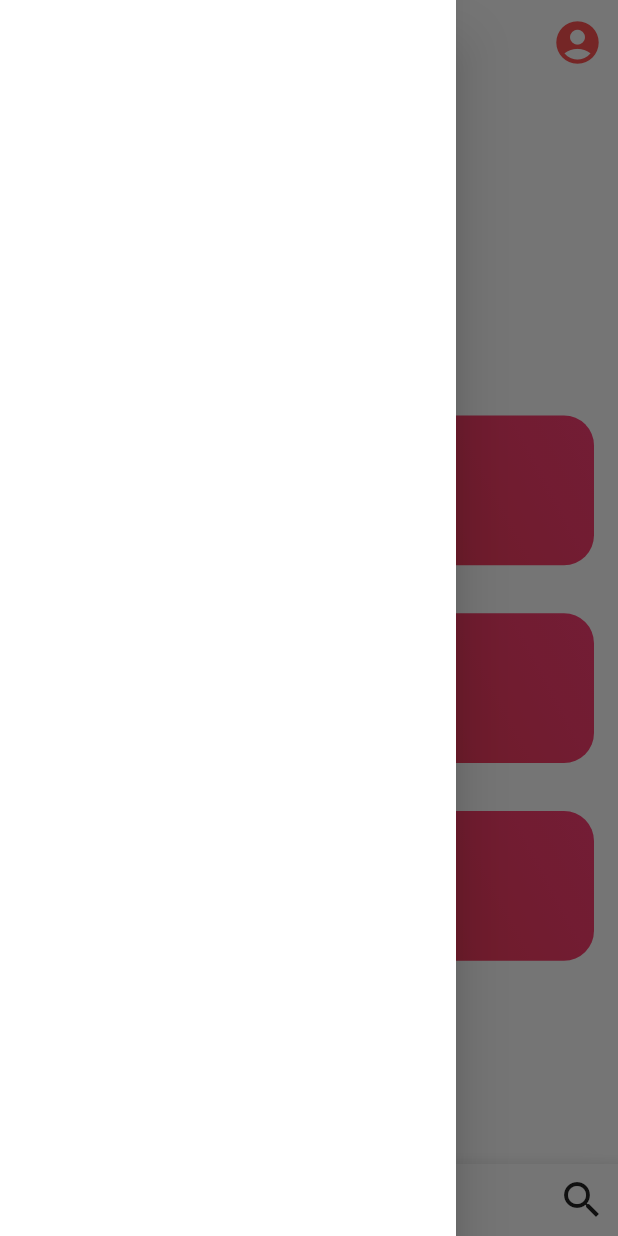
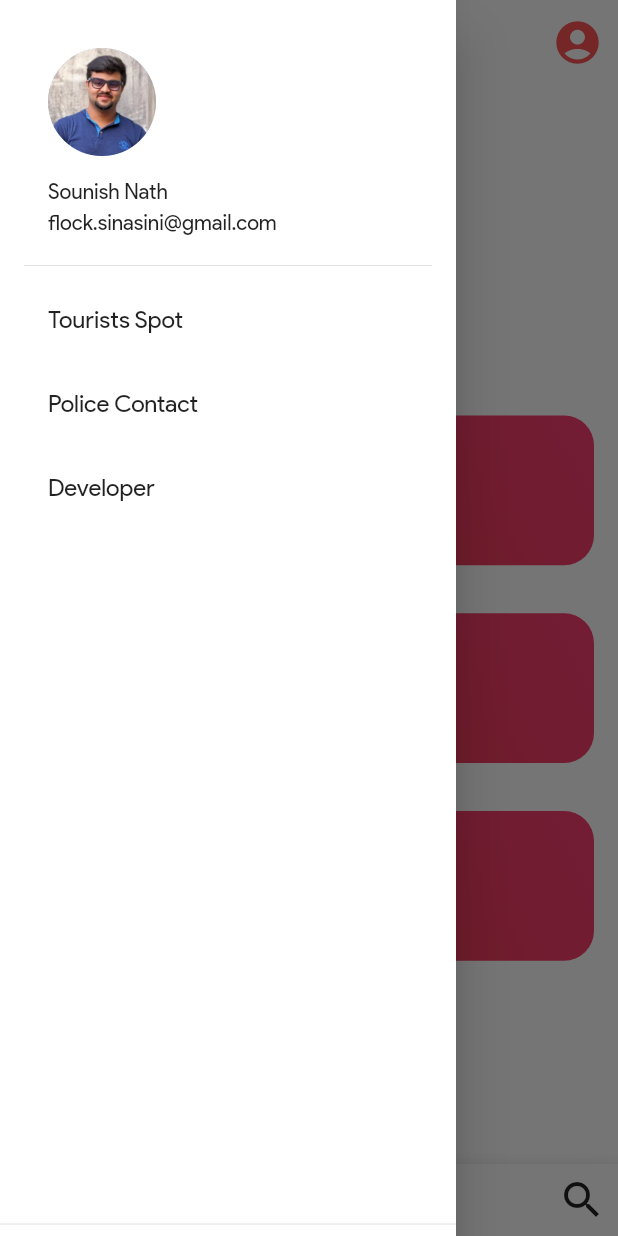
Before and after one commit to sounishnath003/local-guider, a Flutter app: the screen it shows after launch, with the side drawer open, on a phone screen of 412 x 824 dp. Run offline on Flutter 3.47's test engine with Material 2 defaults, Android fonts, the phone set to English and light mode, and no system bars; our stand-ins replace after_layout, flutter_swiper.

```diff
--- a/lib/aAppHome.dart
+++ b/lib/aAppHome.dart
@@ -1,6 +1,7 @@
 import 'package:flutter/material.dart';
 import 'package:kolkata_guide/AppBody.dart';
 import 'package:kolkata_guide/MenuHome.dart';
+import 'package:kolkata_guide/MenuPage.dart';
 import 'package:kolkata_guide/TouristsSpots/TouristsSpotsDB.dart';
 
 final List<TouristsSpots> touristsCard = touristsSpots;
@@ -27,7 +28,67 @@ class AppHome extends StatelessWidget {
           ],
         ),
         body: AppBody(),
-        drawer: Drawer(),
+        drawer: Drawer(
+          child: DrawerHeader(
+            child: ListView(children: [
+              UserAccountsDrawerHeader(
+                  decoration: BoxDecoration(),
+                  accountEmail: Text("flock.sinasini@gmail.com"),
+                  accountName: Text("Sounish Nath"),
+                  currentAccountPicture: CircleAvatar(
+                    backgroundImage: AssetImage("Assets/Images/0.webp"),
+                  )),
+              Column(
+                children: <Widget>[
+                  new Column(
+                    crossAxisAlignment: CrossAxisAlignment.start,
+                    children: <Widget>[
+                      ListTile(
+                        onTap: () {
+                          Navigator.push(context, MaterialPageRoute(
+                            builder: (BuildContext context) => MenuPage()
+                          ));
+                        },
+                        title: Text("Tourists Spot",
+                        style: TextStyle(
+                          fontSize: 16
+                        ),
+                        ),
+                      ),
+                      ListTile(
+                        onTap: () {
+                          Navigator.push(context, MaterialPageRoute(
+                            builder: (BuildContext context) => MenuPage()
+                          ));
+                        },
+                        title: Text("Police Contact",
+                        style: TextStyle(
+                          fontSize: 16
+                        ),
+                        ),
+                      ),
+                      ListTile(
+                        onTap: () {
+                          // Navigator.push(context, MaterialPageRoute(
+                          //   builder: (BuildContext context) => MenuPage()
+                          // ));
+                          AlertDialog(
+                            title: Text("Kolkata Gudier"),
+                          );
+                        },
+                        title: Text("Developer",
+                        style: TextStyle(
+                          fontSize: 16
+                        ),
+                        ),
+                      ),
+                    ],
+                  )
+                ],
+              )
+            ]),
+          ),
+        ),
         floatingActionButtonLocation: FloatingActionButtonLocation.centerDocked,
         floatingActionButton: _floatingActionButton(context),
         bottomNavigationBar: _bottomAppBar());
@@ -103,25 +164,25 @@ class DataSearch extends SearchDelegate {
   Widget buildResults(BuildContext context) {
     return InkWell(
       onTap: () {
-        Future.delayed(const Duration(milliseconds: 35), (){
-          Navigator.push(context, MaterialPageRoute(builder: (BuildContext context) {
-              return MenuHome(touristObject: touristsCard[0],)        ;
+        Future.delayed(const Duration(milliseconds: 35), () {
+          Navigator.push(context,
+              MaterialPageRoute(builder: (BuildContext context) {
+            return MenuHome(
+              touristObject: touristsCard[0],
+            );
           }));
         });
       },
       child: Card(
         child: Stack(
-          children: <Widget>[
-            Text("")
-          ],
+          children: <Widget>[Text("")],
         ),
       ),
-    ) ;
+    );
   }
 
   @override
   Widget buildSuggestions(BuildContext context) {
-
     final suggestionLists = query.isEmpty
         ? touristsCard
         : touristsCard.where((p) => p.name.startsWith(query)).toList();
@@ -129,27 +190,28 @@ class DataSearch extends SearchDelegate {
     return ListView.builder(
         itemCount: suggestionLists.length,
         itemBuilder: (context, index) => ListTile(
-          onTap: (){
-            Navigator.push(context, MaterialPageRoute(
-              builder: (BuildContext context) {
-                return MenuHome(touristObject: suggestionLists[index],);
+              onTap: () {
+                Navigator.push(context,
+                    MaterialPageRoute(builder: (BuildContext context) {
+                  return MenuHome(
+                    touristObject: suggestionLists[index],
+                  );
                 }));
               },
               leading: Icon(Icons.location_city),
               title: RichText(
                 text: TextSpan(
-                  text: suggestionLists[index].name.substring(0, query.length),
+                    text:
+                        suggestionLists[index].name.substring(0, query.length),
                     style: TextStyle(
-                    fontWeight: FontWeight.bold,
-                    color: Colors.black
-                  ),
+                        fontWeight: FontWeight.bold, color: Colors.black),
                     children: [
                       TextSpan(
-                      text: suggestionLists[index].name.substring(query.length),
-                      style: TextStyle(color: Colors.grey)
-                      )
-                  ]
-                  ),
+                          text: suggestionLists[index]
+                              .name
+                              .substring(query.length),
+                          style: TextStyle(color: Colors.grey))
+                    ]),
               ),
               subtitle: Text(suggestionLists[index].famousFor),
             ));
--- a/pubspec.yaml
+++ b/pubspec.yaml
@@ -46,6 +46,7 @@ flutter:
   # To add assets to your application, add an assets section, like this:
   assets:
     - Assets/Images/devFest.png
+    - Assets/Images/0.webp
     - Assets/Images/birla.gif
     - Assets/Images/victoria.jpg
     - Assets/Images/princep.jpg
```
Lines whose indentation alone changed are shown as unchanged.
